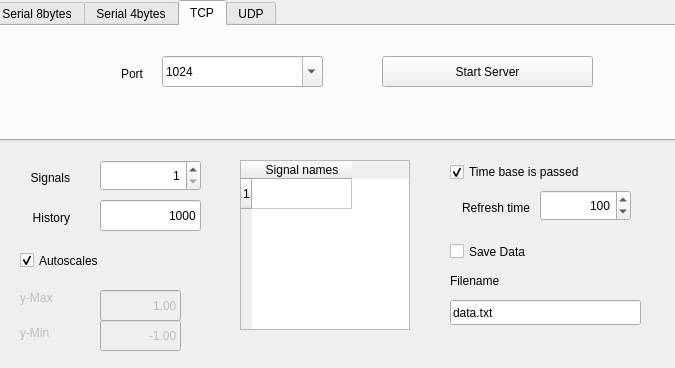
Above: BlockEditor/pyplt.ui from robertobucher/pysimCoder before the change. Below: the same form after it.
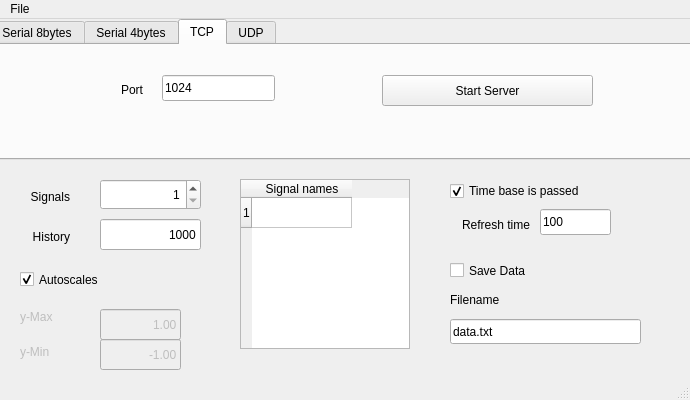
That is the form after the change. The open tabs and pages were chosen to show the change.

Diff of the .ui file:
```diff
--- a/BlockEditor/pyplt.ui
+++ b/BlockEditor/pyplt.ui
@@ -1,88 +1,19 @@
 <?xml version="1.0" encoding="UTF-8"?>
 <ui version="4.0">
- <class>Dialog</class>
- <widget class="QDialog" name="Dialog">
+ <class>MainWindow</class>
+ <widget class="QMainWindow" name="MainWindow">
   <property name="geometry">
    <rect>
     <x>0</x>
     <y>0</y>
-    <width>675</width>
-    <height>368</height>
+    <width>690</width>
+    <height>400</height>
    </rect>
   </property>
-  <property name="sizePolicy">
-   <sizepolicy hsizetype="Fixed" vsizetype="Fixed">
-    <horstretch>0</horstretch>
-    <verstretch>0</verstretch>
-   </sizepolicy>
-  </property>
   <property name="windowTitle">
    <string>Dialog</string>
   </property>
-  <widget class="QLabel" name="label_2">
-   <property name="geometry">
-    <rect>
-     <x>20</x>
-     <y>170</y>
-     <width>50</width>
-     <height>16</height>
-    </rect>
-   </property>
-   <property name="text">
-    <string>Signals</string>
-   </property>
-   <property name="alignment">
-    <set>Qt::AlignRight|Qt::AlignTrailing|Qt::AlignVCenter</set>
-   </property>
-  </widget>
-  <widget class="QLabel" name="label_3">
-   <property name="geometry">
-    <rect>
-     <x>20</x>
-     <y>210</y>
-     <width>50</width>
-     <height>16</height>
-    </rect>
-   </property>
-   <property name="text">
-    <string>History</string>
-   </property>
-   <property name="alignment">
-    <set>Qt::AlignRight|Qt::AlignTrailing|Qt::AlignVCenter</set>
-   </property>
-  </widget>
-  <widget class="QLabel" name="label_4">
-   <property name="geometry">
-    <rect>
-     <x>450</x>
-     <y>200</y>
-     <width>80</width>
-     <height>16</height>
-    </rect>
-   </property>
-   <property name="text">
-    <string>Refresh time</string>
-   </property>
-   <property name="alignment">
-    <set>Qt::AlignRight|Qt::AlignTrailing|Qt::AlignVCenter</set>
-   </property>
-  </widget>
-  <widget class="QSpinBox" name="sbNsig">
-   <property name="geometry">
-    <rect>
-     <x>100</x>
-     <y>160</y>
-     <width>101</width>
-     <height>31</height>
-    </rect>
-   </property>
-   <property name="alignment">
-    <set>Qt::AlignRight|Qt::AlignTrailing|Qt::AlignVCenter</set>
-   </property>
-   <property name="minimum">
-    <number>1</number>
-   </property>
-  </widget>
+  <widget class="QWidget" name="centralwidget">
   <widget class="QLineEdit" name="edHist">
    <property name="geometry">
     <rect>
@@ -99,47 +30,6 @@
     <set>Qt::AlignRight|Qt::AlignTrailing|Qt::AlignVCenter</set>
    </property>
   </widget>
-  <widget class="QSpinBox" name="sbRefT">
-   <property name="geometry">
-    <rect>
-     <x>540</x>
-     <y>190</y>
-     <width>91</width>
-     <height>31</height>
-    </rect>
-   </property>
-   <property name="alignment">
-    <set>Qt::AlignRight|Qt::AlignTrailing|Qt::AlignVCenter</set>
-   </property>
-   <property name="minimum">
-    <number>10</number>
-   </property>
-   <property name="maximum">
-    <number>20000</number>
-   </property>
-   <property name="singleStep">
-    <number>10</number>
-   </property>
-   <property name="value">
-    <number>100</number>
-   </property>
-  </widget>
-  <widget class="QCheckBox" name="ckAutoscale">
-   <property name="geometry">
-    <rect>
-     <x>20</x>
-     <y>250</y>
-     <width>85</width>
-     <height>21</height>
-    </rect>
-   </property>
-   <property name="text">
-    <string>Autoscales</string>
-   </property>
-   <property name="checked">
-    <bool>true</bool>
-   </property>
-  </widget>
   <widget class="QLabel" name="label_5">
    <property name="enabled">
     <bool>false</bool>
@@ -156,6 +46,19 @@
     <string>y-Min</string>
    </property>
   </widget>
+   <widget class="QCheckBox" name="ckSaveData">
+    <property name="geometry">
+     <rect>
+      <x>450</x>
+      <y>240</y>
+      <width>90</width>
+      <height>23</height>
+     </rect>
+    </property>
+    <property name="text">
+     <string>Save Data</string>
+    </property>
+   </widget>
   <widget class="QLabel" name="label_6">
    <property name="enabled">
     <bool>false</bool>
@@ -172,6 +75,22 @@
     <string>y-Max</string>
    </property>
   </widget>
+   <widget class="QCheckBox" name="ckTimeEnabled">
+    <property name="geometry">
+     <rect>
+      <x>450</x>
+      <y>160</y>
+      <width>181</width>
+      <height>24</height>
+     </rect>
+    </property>
+    <property name="text">
+     <string>Time base is passed</string>
+    </property>
+    <property name="checked">
+     <bool>true</bool>
+    </property>
+   </widget>
   <widget class="QLineEdit" name="edYmin">
    <property name="enabled">
     <bool>false</bool>
@@ -191,6 +110,22 @@
     <set>Qt::AlignRight|Qt::AlignTrailing|Qt::AlignVCenter</set>
    </property>
   </widget>
+   <widget class="QLabel" name="label_3">
+    <property name="geometry">
+     <rect>
+      <x>20</x>
+      <y>210</y>
+      <width>50</width>
+      <height>16</height>
+     </rect>
+    </property>
+    <property name="text">
+     <string>History</string>
+    </property>
+    <property name="alignment">
+     <set>Qt::AlignRight|Qt::AlignTrailing|Qt::AlignVCenter</set>
+    </property>
+   </widget>
   <widget class="QLineEdit" name="edYmax">
    <property name="enabled">
     <bool>false</bool>
@@ -242,43 +177,7 @@
       <set>Qt::AlignRight|Qt::AlignTrailing|Qt::AlignVCenter</set>
      </property>
     </widget>
-    <widget class="QComboBox" name="serCbBox">
-     <property name="geometry">
-      <rect>
-       <x>170</x>
-       <y>30</y>
-       <width>161</width>
-       <height>31</height>
-      </rect>
-     </property>
-     <property name="editable">
-      <bool>true</bool>
-     </property>
-     <property name="currentIndex">
-      <number>0</number>
-     </property>
-     <item>
-      <property name="text">
-       <string>/dev/ttyACM0</string>
-      </property>
-     </item>
-     <item>
-      <property name="text">
-       <string>/dev/ttyACM1</string>
-      </property>
-     </item>
-     <item>
-      <property name="text">
-       <string>/dev/ttyACM2</string>
-      </property>
-     </item>
-     <item>
-      <property name="text">
-       <string>/dev/ttyUSB0</string>
-      </property>
-     </item>
-    </widget>
-    <widget class="QLabel" name="label">
+     <widget class="QLabel" name="label_2">
      <property name="geometry">
       <rect>
        <x>40</x>
@@ -405,7 +304,7 @@
       <set>Qt::AlignRight|Qt::AlignTrailing|Qt::AlignVCenter</set>
      </property>
     </widget>
-    <widget class="QLabel" name="label">
+     <widget class="QLabel" name="label_4">
      <property name="geometry">
       <rect>
        <x>40</x>
@@ -483,10 +382,10 @@
     <widget class="QLabel" name="label_10">
      <property name="geometry">
       <rect>
-       <x>40</x>
-       <y>40</y>
-       <width>111</width>
-       <height>16</height>
+        <x>90</x>
+        <y>29</y>
+        <width>61</width>
+        <height>31</height>
       </rect>
      </property>
      <property name="text">
@@ -496,32 +395,6 @@
       <set>Qt::AlignRight|Qt::AlignTrailing|Qt::AlignVCenter</set>
      </property>
     </widget>
-    <widget class="QComboBox" name="tcpCbBox">
-     <property name="geometry">
-      <rect>
-       <x>170</x>
-       <y>30</y>
-       <width>161</width>
-       <height>31</height>
-      </rect>
-     </property>
-     <property name="editable">
-      <bool>true</bool>
-     </property>
-     <property name="currentIndex">
-      <number>0</number>
-     </property>
-     <item>
-      <property name="text">
-       <string>1024</string>
-      </property>
-     </item>
-     <item>
-      <property name="text">
-       <string>5000</string>
-      </property>
-     </item>
-    </widget>
     <widget class="QPushButton" name="pbStart_tcp">
      <property name="geometry">
       <rect>
@@ -535,6 +408,19 @@
       <string>Start Server</string>
      </property>
     </widget>
+     <widget class="QLineEdit" name="edTcpPort">
+      <property name="geometry">
+       <rect>
+        <x>170</x>
+        <y>30</y>
+        <width>113</width>
+        <height>26</height>
+       </rect>
+      </property>
+      <property name="text">
+       <string>1024</string>
+      </property>
+     </widget>
    </widget>
    <widget class="QWidget" name="tab_3">
     <attribute name="title">
@@ -595,61 +481,67 @@
       <string>Start Server</string>
      </property>
     </widget>
-   </widget>
-  </widget>
-  <widget class="QCheckBox" name="ckSaveData">
+     <widget class="QLineEdit" name="edUdpPort">
+      <property name="geometry">
+       <rect>
+        <x>170</x>
+        <y>30</y>
+        <width>113</width>
+        <height>26</height>
+       </rect>
+      </property>
+      <property name="text">
+       <string>1024</string>
+      </property>
+     </widget>
+    </widget>
+   </widget>
+   <widget class="QSpinBox" name="sbNsig">
    <property name="geometry">
     <rect>
-     <x>450</x>
-     <y>240</y>
-     <width>90</width>
-     <height>23</height>
-    </rect>
-   </property>
+      <x>100</x>
+      <y>160</y>
+      <width>101</width>
+      <height>31</height>
+     </rect>
+    </property>
+    <property name="alignment">
+     <set>Qt::AlignRight|Qt::AlignTrailing|Qt::AlignVCenter</set>
+    </property>
+    <property name="minimum">
+     <number>1</number>
+    </property>
+   </widget>
+   <widget class="QCheckBox" name="ckAutoscale">
+    <property name="geometry">
+     <rect>
+      <x>20</x>
+      <y>250</y>
+      <width>85</width>
+      <height>21</height>
+     </rect>
+    </property>
    <property name="text">
-    <string>Save Data</string>
+     <string>Autoscales</string>
+    </property>
+    <property name="checked">
+     <bool>true</bool>
    </property>
   </widget>
   <widget class="QLabel" name="label_8">
    <property name="geometry">
     <rect>
-     <x>450</x>
-     <y>270</y>
-     <width>62</width>
-     <height>21</height>
+      <x>20</x>
+      <y>170</y>
+      <width>50</width>
+      <height>16</height>
     </rect>
    </property>
    <property name="text">
-    <string>Filename</string>
-   </property>
-  </widget>
-  <widget class="QLineEdit" name="lnFilename">
-   <property name="geometry">
-    <rect>
-     <x>450</x>
-     <y>300</y>
-     <width>191</width>
-     <height>25</height>
-    </rect>
-   </property>
-   <property name="text">
-    <string>data.txt</string>
-   </property>
-  </widget>
-  <widget class="QCheckBox" name="ckTimeEnabled">
-   <property name="geometry">
-    <rect>
-     <x>450</x>
-     <y>160</y>
-     <width>181</width>
-     <height>24</height>
-    </rect>
-   </property>
-   <property name="text">
-    <string>Time base is passed</string>
-   </property>
-   <property name="checked">
-    <bool>true</bool>
+     <string>Signals</string>
+    </property>
+    <property name="alignment">
+     <set>Qt::AlignRight|Qt::AlignTrailing|Qt::AlignVCenter</set>
    </property>
   </widget>
   <widget class="QTableWidget" name="tableSig">
@@ -672,6 +564,97 @@
     </property>
    </column>
   </widget>
+   <widget class="QLabel" name="label_9">
+    <property name="geometry">
+     <rect>
+      <x>450</x>
+      <y>270</y>
+      <width>62</width>
+      <height>21</height>
+     </rect>
+    </property>
+    <property name="text">
+     <string>Filename</string>
+    </property>
+   </widget>
+   <widget class="QLabel" name="label_11">
+    <property name="geometry">
+     <rect>
+      <x>450</x>
+      <y>195</y>
+      <width>80</width>
+      <height>21</height>
+     </rect>
+    </property>
+    <property name="text">
+     <string>Refresh time</string>
+    </property>
+    <property name="alignment">
+     <set>Qt::AlignRight|Qt::AlignTrailing|Qt::AlignVCenter</set>
+    </property>
+   </widget>
+   <widget class="QLineEdit" name="lnFilename">
+    <property name="geometry">
+     <rect>
+      <x>450</x>
+      <y>300</y>
+      <width>191</width>
+      <height>25</height>
+     </rect>
+    </property>
+    <property name="text">
+     <string>data.txt</string>
+    </property>
+   </widget>
+   <widget class="QLineEdit" name="edRefT">
+    <property name="geometry">
+     <rect>
+      <x>540</x>
+      <y>190</y>
+      <width>71</width>
+      <height>26</height>
+     </rect>
+    </property>
+    <property name="text">
+     <string>100</string>
+    </property>
+   </widget>
+  </widget>
+  <widget class="QMenuBar" name="menubar">
+   <property name="geometry">
+    <rect>
+     <x>0</x>
+     <y>0</y>
+     <width>690</width>
+     <height>23</height>
+    </rect>
+   </property>
+   <widget class="QMenu" name="menuFile">
+    <property name="title">
+     <string>File</string>
+    </property>
+    <addaction name="actionOpen"/>
+    <addaction name="actionSave"/>
+    <addaction name="actionSave_As"/>
+   </widget>
+   <addaction name="menuFile"/>
+  </widget>
+  <widget class="QStatusBar" name="statusbar"/>
+  <action name="actionOpen">
+   <property name="text">
+    <string>Open...</string>
+   </property>
+  </action>
+  <action name="actionSave">
+   <property name="text">
+    <string>Save...</string>
+   </property>
+  </action>
+  <action name="actionSave_As">
+   <property name="text">
+    <string>Save As...</string>
+   </property>
+  </action>
  </widget>
  <resources/>
  <connections/>
```
Left out of the diff: 98 changed lines with no effect on the pictures. Lines whose indentation alone changed are shown as unchanged.
